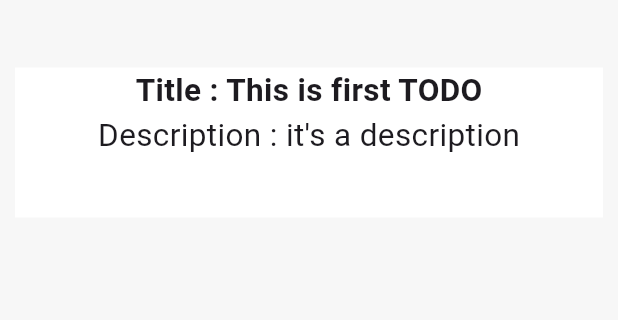
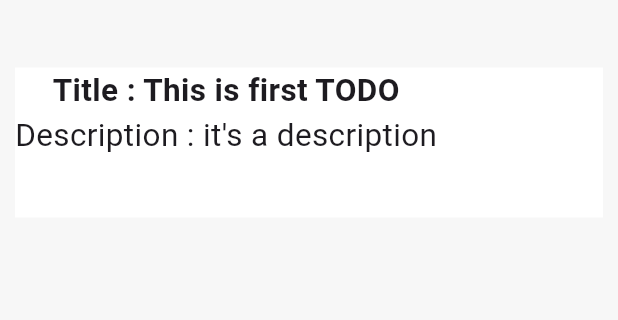
Before and after one commit to sagardhadke/Taski, a Flutter app: the MyHome screen opened directly, on a phone screen of 412 x 824 dp, the part 84-404 px from its top. Run offline on Flutter 3.47's test engine with Material 3 defaults, Android fonts, the phone set to English and light mode, and no system bars; drawn by our look-alikes of flutter_slidable; our stand-ins replace google_fonts; Roboto replaces fonts that are missing (Iceberg).

Commit message:
Remove Dummy Layout & Update code

```diff
--- a/lib/Screens/Home.dart
+++ b/lib/Screens/Home.dart
@@ -1,7 +1,6 @@
 import 'package:flutter/material.dart';
 import 'package:google_fonts/google_fonts.dart';
 import 'package:taski/Widget/AddTasks.dart';
-import 'package:taski/Widget/DummyTask.dart';
 
 class MyHome extends StatefulWidget {
   const MyHome({super.key});
@@ -26,9 +25,7 @@ class _MyHomeState extends State<MyHome> {
         ),
         backgroundColor: Colors.green,
       ),
-      body: Column(
-        children: [SizedBox(height: 35), MyWidget()],
-      ),
+      body: Column(children: [SizedBox(height: 35), AddTasks()]),
     );
   }
 }
--- a/lib/Widget/DummyTask.dart
+++ /dev/null
@@ -1,75 +0,0 @@
-import 'package:flutter/material.dart';
-import 'package:flutter_slidable/flutter_slidable.dart';
-import 'package:google_fonts/google_fonts.dart';
-
-class MyWidget extends StatelessWidget {
-  const MyWidget({super.key});
-
-  @override
-  Widget build(BuildContext context) {
-    return Slidable(
-        endActionPane: ActionPane(
-          motion: DrawerMotion(),
-          children: [
-            SlidableAction(
-              onPressed: (context) {
-                showDialog(
-                    context: context,
-                    builder: (context) {
-                      return AlertDialog.adaptive(
-                        title: Text("Do you want to Update Your Note!"),
-                        content: Text("Update Your Notes"),
-                        actions: [
-                          ElevatedButton(
-                              onPressed: () {}, child: Text("Update"))
-                        ],
-                      );
-                    });
-              },
-              backgroundColor: Color(0xFF21B7CA),
-              foregroundColor: Colors.white,
-              icon: Icons.add_box_outlined,
-              label: 'Update',
-            ),
-            SlidableAction(
-              onPressed: (context) {},
-              backgroundColor: Color(0xFF7BC043),
-              foregroundColor: Colors.white,
-              icon: Icons.done_all_outlined,
-              label: 'Done',
-            ),
-          ],
-        ),
-        startActionPane: ActionPane(motion: DrawerMotion(), children: [
-          SlidableAction(
-            onPressed: (context) {},
-            backgroundColor: Color(0xFFFE4A49),
-            foregroundColor: Colors.white,
-            icon: Icons.delete,
-            label: 'Delete',
-          ),
-        ]),
-        child: Container(
-          margin: EdgeInsets.all(10),
-          decoration: BoxDecoration(
-            color: const Color(0xFFFFFFFF),
-          ),
-          height: 100,
-          width: double.infinity,
-          child: Column(
-            children: [
-              Text(
-                "Title : This is first TODO",
-                style: GoogleFonts.iceberg(
-                    textStyle:
-                        TextStyle(fontSize: 21, fontWeight: FontWeight.bold)),
-              ),
-              Text(
-                "Description : it's a description",
-                style: GoogleFonts.iceberg(textStyle: TextStyle(fontSize: 21)),
-              )
-            ],
-          ),
-        ));
-  }
-}
```
Also changed, not shown: lib/Widget/AddTasks.dart (+10 -21 lines).
